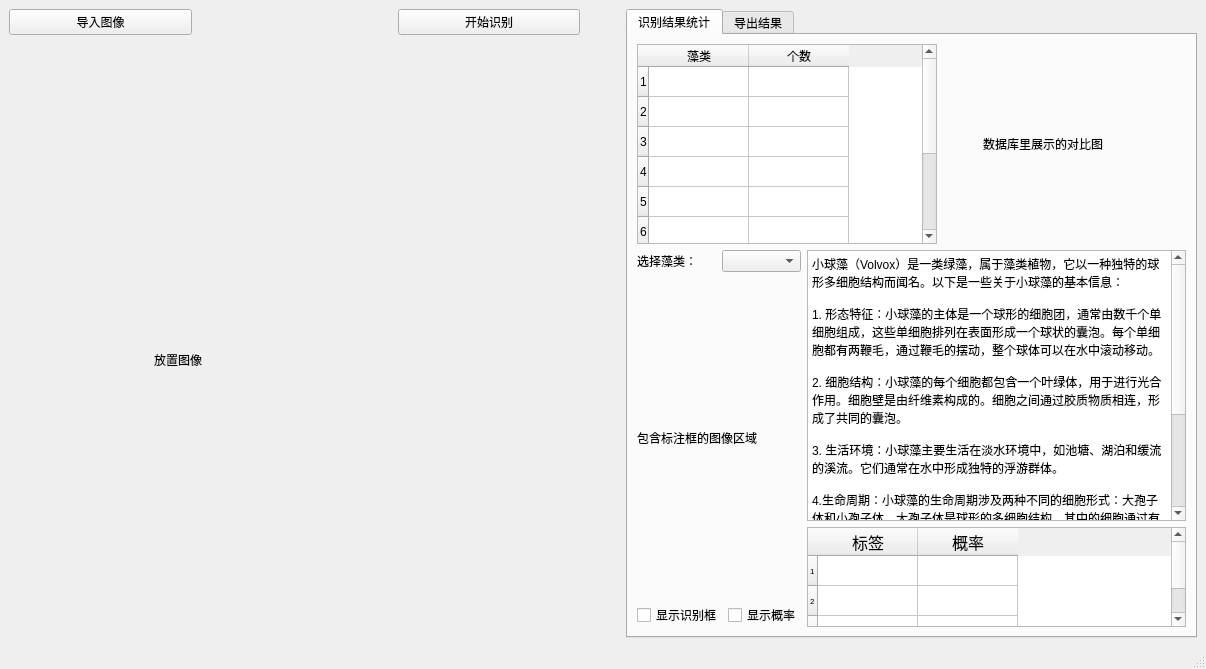
Milletiz/MicroAlageAnalysis, file MicroAlage.ui: the form before one commit.
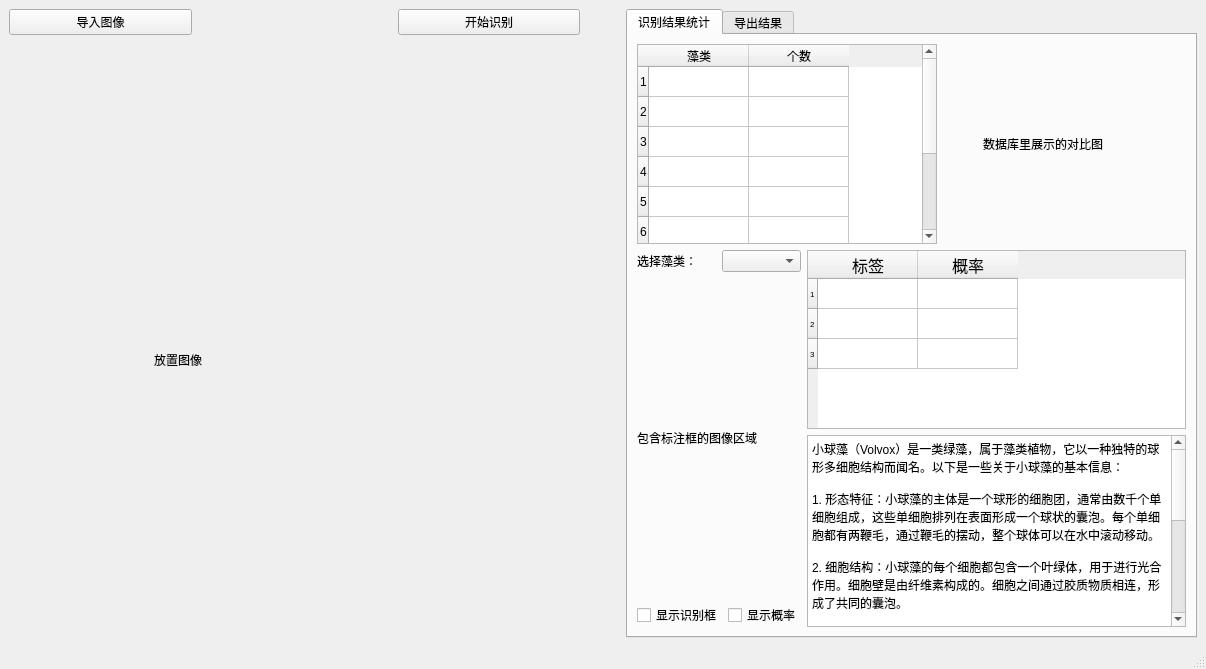
The form after the commit.

Commit message: 添加样式，并使得每个按钮可用、模拟信息填入

Diff of the .ui file:
```diff
--- a/MicroAlage.ui
+++ b/MicroAlage.ui
@@ -293,6 +293,52 @@
         </item>
         <item row="1" column="1">
          <layout class="QVBoxLayout" name="verticalLayout_3">
+          <item>
+           <widget class="QTableWidget" name="othertableWidget">
+            <property name="font">
+             <font>
+              <pointsize>6</pointsize>
+             </font>
+            </property>
+            <row>
+             <property name="text">
+              <string>1</string>
+             </property>
+            </row>
+            <row>
+             <property name="text">
+              <string>2</string>
+             </property>
+            </row>
+            <row>
+             <property name="text">
+              <string>3</string>
+             </property>
+            </row>
+            <column>
+             <property name="text">
+              <string>标签</string>
+             </property>
+             <property name="font">
+              <font>
+               <family>Adobe Heiti Std</family>
+               <pointsize>12</pointsize>
+              </font>
+             </property>
+            </column>
+            <column>
+             <property name="text">
+              <string>概率</string>
+             </property>
+             <property name="font">
+              <font>
+               <family>Adobe Heiti Std</family>
+               <pointsize>12</pointsize>
+              </font>
+             </property>
+            </column>
+           </widget>
+          </item>
           <item>
            <widget class="QTextEdit" name="textEdit">
             <property name="sizePolicy">
@@ -304,88 +350,31 @@
             <property name="maximumSize">
              <size>
               <width>999999</width>
-              <height>999999</height>
+              <height>300</height>
              </size>
             </property>
             <property name="html">
              <string>&lt;!DOCTYPE HTML PUBLIC &quot;-//W3C//DTD HTML 4.0//EN&quot; &quot;http://www.w3.org/TR/REC-html40/strict.dtd&quot;&gt;
-&lt;html&gt;&lt;head&gt;&lt;meta name=&quot;qrichtext&quot; content=&quot;1&quot; /&gt;&lt;style type=&quot;text/css&quot;&gt;
+&lt;html&gt;&lt;head&gt;&lt;meta name=&quot;qrichtext&quot; content=&quot;1&quot; /&gt;&lt;meta charset=&quot;utf-8&quot; /&gt;&lt;style type=&quot;text/css&quot;&gt;
 p, li { white-space: pre-wrap; }
-&lt;/style&gt;&lt;/head&gt;&lt;body style=&quot; font-family:'SimSun'; font-size:9pt; font-weight:400; font-style:normal;&quot;&gt;
-&lt;p style=&quot; margin-top:0px; margin-bottom:0px; margin-left:0px; margin-right:0px; -qt-block-indent:0; text-indent:0px;&quot;&gt;小球藻（Volvox）是一类绿藻，属于藻类植物，它以一种独特的球形多细胞结构而闻名。以下是一些关于小球藻的基本信息：&lt;/p&gt;
-&lt;p style=&quot;-qt-paragraph-type:empty; margin-top:0px; margin-bottom:0px; margin-left:0px; margin-right:0px; -qt-block-indent:0; text-indent:0px;&quot;&gt;&lt;br /&gt;&lt;/p&gt;
-&lt;p style=&quot; margin-top:0px; margin-bottom:0px; margin-left:0px; margin-right:0px; -qt-block-indent:0; text-indent:0px;&quot;&gt;1. 形态特征：小球藻的主体是一个球形的细胞团，通常由数千个单细胞组成，这些单细胞排列在表面形成一个球状的囊泡。每个单细胞都有两鞭毛，通过鞭毛的摆动，整个球体可以在水中滚动移动。&lt;/p&gt;
-&lt;p style=&quot;-qt-paragraph-type:empty; margin-top:0px; margin-bottom:0px; margin-left:0px; margin-right:0px; -qt-block-indent:0; text-indent:0px;&quot;&gt;&lt;br /&gt;&lt;/p&gt;
-&lt;p style=&quot; margin-top:0px; margin-bottom:0px; margin-left:0px; margin-right:0px; -qt-block-indent:0; text-indent:0px;&quot;&gt;2. 细胞结构：小球藻的每个细胞都包含一个叶绿体，用于进行光合作用。细胞壁是由纤维素构成的。细胞之间通过胶质物质相连，形成了共同的囊泡。&lt;/p&gt;
-&lt;p style=&quot;-qt-paragraph-type:empty; margin-top:0px; margin-bottom:0px; margin-left:0px; margin-right:0px; -qt-block-indent:0; text-indent:0px;&quot;&gt;&lt;br /&gt;&lt;/p&gt;
-&lt;p style=&quot; margin-top:0px; margin-bottom:0px; margin-left:0px; margin-right:0px; -qt-block-indent:0; text-indent:0px;&quot;&gt;3. 生活环境：小球藻主要生活在淡水环境中，如池塘、湖泊和缓流的溪流。它们通常在水中形成独特的浮游群体。&lt;/p&gt;
-&lt;p style=&quot;-qt-paragraph-type:empty; margin-top:0px; margin-bottom:0px; margin-left:0px; margin-right:0px; -qt-block-indent:0; text-indent:0px;&quot;&gt;&lt;br /&gt;&lt;/p&gt;
-&lt;p style=&quot; margin-top:0px; margin-bottom:0px; margin-left:0px; margin-right:0px; -qt-block-indent:0; text-indent:0px;&quot;&gt;4.生命周期：小球藻的生命周期涉及两种不同的细胞形式：大孢子体和小孢子体。大孢子体是球形的多细胞结构，其中的细胞通过有丝分裂产生。小孢子体是由大孢子体中的一些细胞通过减数分裂产生的，它们具有更简单的结构，通常是单细胞的。&lt;/p&gt;
-&lt;p style=&quot;-qt-paragraph-type:empty; margin-top:0px; margin-bottom:0px; margin-left:0px; margin-right:0px; -qt-block-indent:0; text-indent:0px;&quot;&gt;&lt;br /&gt;&lt;/p&gt;
-&lt;p style=&quot; margin-top:0px; margin-bottom:0px; margin-left:0px; margin-right:0px; -qt-block-indent:0; text-indent:0px;&quot;&gt;5.社会性：小球藻是一种具有一定程度社会性的藻类。球体中的细胞在执行特定的任务上表现出协同性，形成一种细胞分工的组织。&lt;/p&gt;
-&lt;p style=&quot;-qt-paragraph-type:empty; margin-top:0px; margin-bottom:0px; margin-left:0px; margin-right:0px; -qt-block-indent:0; text-indent:0px;&quot;&gt;&lt;br /&gt;&lt;/p&gt;
-&lt;p style=&quot; margin-top:0px; margin-bottom:0px; margin-left:0px; margin-right:0px; -qt-block-indent:0; text-indent:0px;&quot;&gt;6.研究价值：小球藻因其相对简单的多细胞结构和社会性行为而成为生物学研究的对象。它们被广泛用于研究细胞分化、细胞协同、光合作用等方面的基本生物学问题。&lt;/p&gt;&lt;/body&gt;&lt;/html&gt;</string>
+hr { height: 1px; border-width: 0; }
+&lt;/style&gt;&lt;/head&gt;&lt;body style=&quot; font-family:'Microsoft YaHei UI'; font-size:9pt; font-weight:400; font-style:normal;&quot;&gt;
+&lt;p style=&quot; margin-top:0px; margin-bottom:0px; margin-left:0px; margin-right:0px; -qt-block-indent:0; text-indent:0px;&quot;&gt;&lt;span style=&quot; font-family:'SimSun';&quot;&gt;小球藻（Volvox）是一类绿藻，属于藻类植物，它以一种独特的球形多细胞结构而闻名。以下是一些关于小球藻的基本信息：&lt;/span&gt;&lt;/p&gt;
+&lt;p style=&quot;-qt-paragraph-type:empty; margin-top:0px; margin-bottom:0px; margin-left:0px; margin-right:0px; -qt-block-indent:0; text-indent:0px; font-family:'SimSun';&quot;&gt;&lt;br /&gt;&lt;/p&gt;
+&lt;p style=&quot; margin-top:0px; margin-bottom:0px; margin-left:0px; margin-right:0px; -qt-block-indent:0; text-indent:0px;&quot;&gt;&lt;span style=&quot; font-family:'SimSun';&quot;&gt;1. 形态特征：小球藻的主体是一个球形的细胞团，通常由数千个单细胞组成，这些单细胞排列在表面形成一个球状的囊泡。每个单细胞都有两鞭毛，通过鞭毛的摆动，整个球体可以在水中滚动移动。&lt;/span&gt;&lt;/p&gt;
+&lt;p style=&quot;-qt-paragraph-type:empty; margin-top:0px; margin-bottom:0px; margin-left:0px; margin-right:0px; -qt-block-indent:0; text-indent:0px; font-family:'SimSun';&quot;&gt;&lt;br /&gt;&lt;/p&gt;
+&lt;p style=&quot; margin-top:0px; margin-bottom:0px; margin-left:0px; margin-right:0px; -qt-block-indent:0; text-indent:0px;&quot;&gt;&lt;span style=&quot; font-family:'SimSun';&quot;&gt;2. 细胞结构：小球藻的每个细胞都包含一个叶绿体，用于进行光合作用。细胞壁是由纤维素构成的。细胞之间通过胶质物质相连，形成了共同的囊泡。&lt;/span&gt;&lt;/p&gt;
+&lt;p style=&quot;-qt-paragraph-type:empty; margin-top:0px; margin-bottom:0px; margin-left:0px; margin-right:0px; -qt-block-indent:0; text-indent:0px; font-family:'SimSun';&quot;&gt;&lt;br /&gt;&lt;/p&gt;
+&lt;p style=&quot; margin-top:0px; margin-bottom:0px; margin-left:0px; margin-right:0px; -qt-block-indent:0; text-indent:0px;&quot;&gt;&lt;span style=&quot; font-family:'SimSun';&quot;&gt;3. 生活环境：小球藻主要生活在淡水环境中，如池塘、湖泊和缓流的溪流。它们通常在水中形成独特的浮游群体。&lt;/span&gt;&lt;/p&gt;
+&lt;p style=&quot;-qt-paragraph-type:empty; margin-top:0px; margin-bottom:0px; margin-left:0px; margin-right:0px; -qt-block-indent:0; text-indent:0px; font-family:'SimSun';&quot;&gt;&lt;br /&gt;&lt;/p&gt;
+&lt;p style=&quot; margin-top:0px; margin-bottom:0px; margin-left:0px; margin-right:0px; -qt-block-indent:0; text-indent:0px;&quot;&gt;&lt;span style=&quot; font-family:'SimSun';&quot;&gt;4.生命周期：小球藻的生命周期涉及两种不同的细胞形式：大孢子体和小孢子体。大孢子体是球形的多细胞结构，其中的细胞通过有丝分裂产生。小孢子体是由大孢子体中的一些细胞通过减数分裂产生的，它们具有更简单的结构，通常是单细胞的。&lt;/span&gt;&lt;/p&gt;
+&lt;p style=&quot;-qt-paragraph-type:empty; margin-top:0px; margin-bottom:0px; margin-left:0px; margin-right:0px; -qt-block-indent:0; text-indent:0px; font-family:'SimSun';&quot;&gt;&lt;br /&gt;&lt;/p&gt;
+&lt;p style=&quot; margin-top:0px; margin-bottom:0px; margin-left:0px; margin-right:0px; -qt-block-indent:0; text-indent:0px;&quot;&gt;&lt;span style=&quot; font-family:'SimSun';&quot;&gt;5.社会性：小球藻是一种具有一定程度社会性的藻类。球体中的细胞在执行特定的任务上表现出协同性，形成一种细胞分工的组织。&lt;/span&gt;&lt;/p&gt;
+&lt;p style=&quot;-qt-paragraph-type:empty; margin-top:0px; margin-bottom:0px; margin-left:0px; margin-right:0px; -qt-block-indent:0; text-indent:0px; font-family:'SimSun';&quot;&gt;&lt;br /&gt;&lt;/p&gt;
+&lt;p style=&quot; margin-top:0px; margin-bottom:0px; margin-left:0px; margin-right:0px; -qt-block-indent:0; text-indent:0px;&quot;&gt;&lt;span style=&quot; font-family:'SimSun';&quot;&gt;6.研究价值：小球藻因其相对简单的多细胞结构和社会性行为而成为生物学研究的对象。它们被广泛用于研究细胞分化、细胞协同、光合作用等方面的基本生物学问题。&lt;/span&gt;&lt;/p&gt;&lt;/body&gt;&lt;/html&gt;</string>
             </property>
            </widget>
           </item>
-          <item>
-           <widget class="QTableWidget" name="othertableWidget">
-            <property name="minimumSize">
-             <size>
-              <width>300</width>
-              <height>0</height>
-             </size>
-            </property>
-            <property name="maximumSize">
-             <size>
-              <width>500</width>
-              <height>100</height>
-             </size>
-            </property>
-            <property name="font">
-             <font>
-              <pointsize>6</pointsize>
-             </font>
-            </property>
-            <row>
-             <property name="text">
-              <string>1</string>
-             </property>
-            </row>
-            <row>
-             <property name="text">
-              <string>2</string>
-             </property>
-            </row>
-            <row>
-             <property name="text">
-              <string>3</string>
-             </property>
-            </row>
-            <column>
-             <property name="text">
-              <string>标签</string>
-             </property>
-             <property name="font">
-              <font>
-               <family>Adobe Heiti Std</family>
-               <pointsize>12</pointsize>
-              </font>
-             </property>
-            </column>
-            <column>
-             <property name="text">
-              <string>概率</string>
-             </property>
-             <property name="font">
-              <font>
-               <family>Adobe Heiti Std</family>
-               <pointsize>12</pointsize>
-              </font>
-             </property>
-            </column>
-           </widget>
-          </item>
          </layout>
         </item>
        </layout>
```
Left out of the diff: 8 changed lines with no effect on the pictures. The commit also changes 10 other files.
